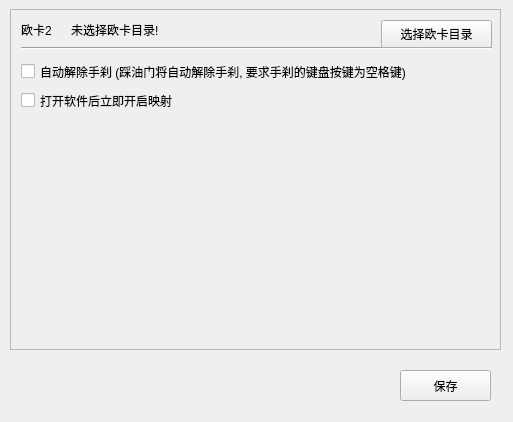
Before: the Qt Designer form AssistFuncWindow.ui in InsistonTan/KeyMappingsTool, drawn with Qt 5.
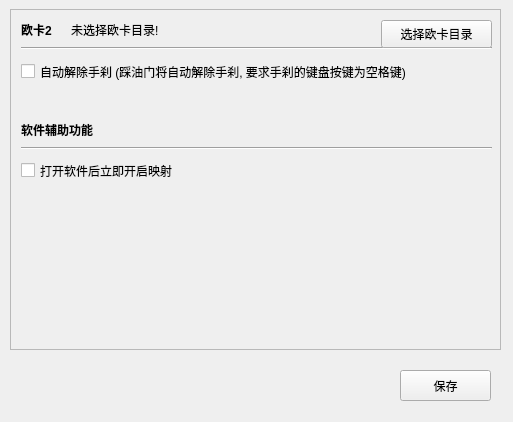
After: the same form once the commit is applied.

Commit message: [update]优化界面布局

```diff
--- a/AssistFuncWindow.ui
+++ b/AssistFuncWindow.ui
@@ -44,6 +44,11 @@
         <height>19</height>
        </rect>
       </property>
+      <property name="font">
+       <font>
+        <bold>true</bold>
+       </font>
+      </property>
       <property name="text">
        <string>欧卡2</string>
       </property>
@@ -107,7 +112,7 @@
       <property name="geometry">
        <rect>
         <x>10</x>
-        <y>80</y>
+        <y>150</y>
         <width>491</width>
         <height>21</height>
        </rect>
@@ -116,6 +121,40 @@
        <string>打开软件后立即开启映射</string>
       </property>
      </widget>
+     <widget class="QLabel" name="label_3">
+      <property name="geometry">
+       <rect>
+        <x>10</x>
+        <y>110</y>
+        <width>141</width>
+        <height>19</height>
+       </rect>
+      </property>
+      <property name="font">
+       <font>
+        <bold>true</bold>
+       </font>
+      </property>
+      <property name="text">
+       <string>软件辅助功能</string>
+      </property>
+     </widget>
+     <widget class="Line" name="line_2">
+      <property name="geometry">
+       <rect>
+        <x>10</x>
+        <y>130</y>
+        <width>471</width>
+        <height>16</height>
+       </rect>
+      </property>
+      <property name="styleSheet">
+       <string notr="true"/>
+      </property>
+      <property name="orientation">
+       <enum>Qt::Orientation::Horizontal</enum>
+      </property>
+     </widget>
     </widget>
    </widget>
    <widget class="QPushButton" name="pushButton">
```
The commit also changes 1 other file.
